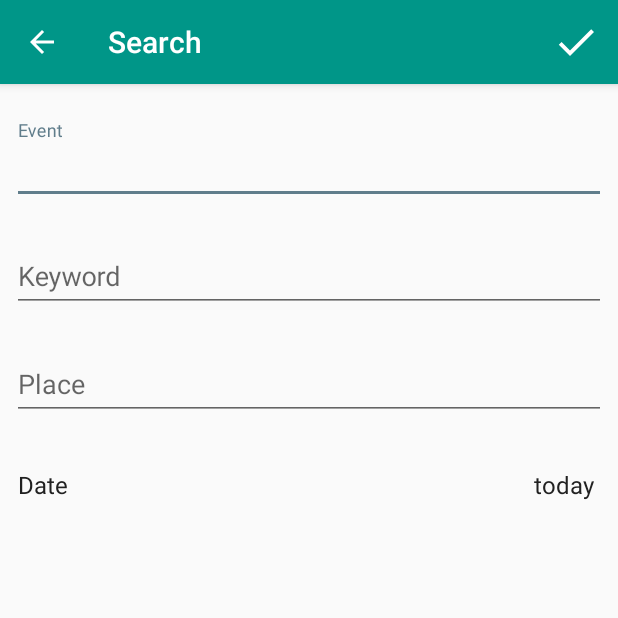
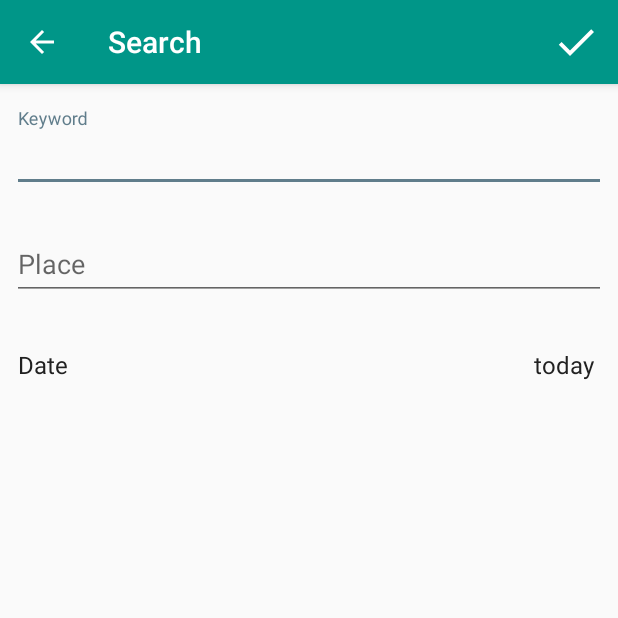
Before and after one commit to michaelneu/helsinki-event-browser, an Android app: the SearchActivity screen opened directly, with no data from a screen before it, on a phone screen of 412 x 824 dp, the top half of it. Run offline under Robolectric (Android 15) with nearby library versions, the phone set to English and light mode, and no system bars; our stand-ins replace Volley; network calls fail.

Commit message:
remove event input from search

```diff
--- a/app/src/main/java/eu/michaeln/helsinkieventbrowser/SearchActivity.java
+++ b/app/src/main/java/eu/michaeln/helsinkieventbrowser/SearchActivity.java
@@ -26,7 +26,7 @@ import eu.michaeln.helsinkieventbrowser.entities.LocalizedString;
 
 public class SearchActivity extends AppCompatActivity {
     private Toolbar toolbar;
-    private AutoCompleteTextView event, keyword, place;
+    private AutoCompleteTextView keyword, place;
     private TextView date;
 
     private Calendar calendar;
@@ -37,7 +37,6 @@ public class SearchActivity extends AppCompatActivity {
         setContentView(R.layout.activity_search);
 
         toolbar = (Toolbar)findViewById(R.id.toolbar);
-        event = (AutoCompleteTextView)findViewById(R.id.event);
         keyword = (AutoCompleteTextView)findViewById(R.id.keyword);
         place = (AutoCompleteTextView)findViewById(R.id.place);
         date = (TextView)findViewById(R.id.date);
@@ -50,12 +49,6 @@ public class SearchActivity extends AppCompatActivity {
 
         final HelsinkiLinkedEventsApi api = new HelsinkiLinkedEventsApi(getApplicationContext(), null);
 
-        new AutoCompleteTextChangeListener(event, this) {
-            @Override
-            protected void textChanged(String text, Consumer<AutoCompleteItem[]> consumer) {
-                api.autoCompleteEvents(text, consumer);
-            }
-        };
         new AutoCompleteTextChangeListener(keyword, this) {
             @Override
             protected void textChanged(String text, Consumer<AutoCompleteItem[]> consumer) {
@@ -115,6 +108,7 @@ public class SearchActivity extends AppCompatActivity {
     public boolean onOptionsItemSelected(MenuItem item) {
         switch (item.getItemId()) {
             case R.id.search:
+
                 return true;
         }
 
--- a/app/src/main/res/layout/activity_search.xml
+++ b/app/src/main/res/layout/activity_search.xml
@@ -19,35 +19,11 @@
         app:layout_constraintTop_toTopOf="parent" />
 
     <android.support.design.widget.TextInputLayout
-        android:id="@+id/event_wrapper"
-        android:layout_width="0dp"
-        android:layout_height="wrap_content"
-        android:layout_marginTop="24dp"
-        app:layout_constraintTop_toBottomOf="@+id/toolbar"
-        android:layout_marginRight="8dp"
-        app:layout_constraintRight_toRightOf="parent"
-        android:layout_marginLeft="8dp"
-        app:layout_constraintLeft_toLeftOf="parent"
-        android:layout_marginStart="8dp"
-        android:layout_marginEnd="8dp">
-
-        <AutoCompleteTextView
-            android:id="@+id/event"
-            android:layout_width="match_parent"
-            android:layout_height="wrap_content"
-            app:layout_constraintTop_toBottomOf="@+id/find_button"
-            app:layout_constraintRight_toRightOf="parent"
-            app:layout_constraintLeft_toLeftOf="parent"
-            android:hint="Event"/>
-
-    </android.support.design.widget.TextInputLayout>
-
-    <android.support.design.widget.TextInputLayout
         android:id="@+id/keyword_wrapper"
         android:layout_width="0dp"
         android:layout_height="wrap_content"
         android:layout_marginTop="16dp"
-        app:layout_constraintTop_toBottomOf="@+id/event_wrapper"
+        app:layout_constraintTop_toBottomOf="@+id/toolbar"
         android:layout_marginRight="8dp"
         app:layout_constraintRight_toRightOf="parent"
         android:layout_marginLeft="8dp"
```
